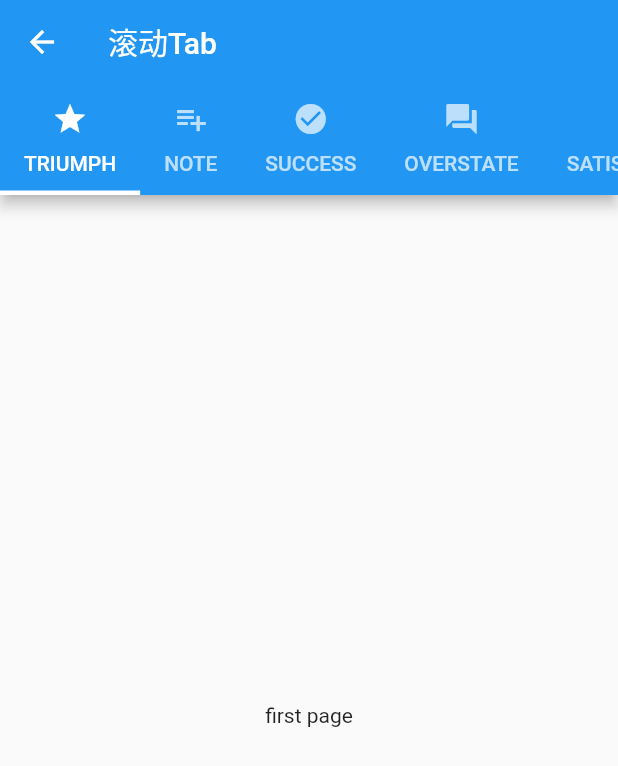
After one commit to Realank/flutter_prac, a Flutter app: the ScrollTabWidget screen opened directly, on a phone screen of 412 x 824 dp. The commit adds this screen. Shown: the top 766 px of the screen. Run offline on Flutter 3.47's test engine with Material 2 defaults, Android fonts, the phone set to English and light mode, and no system bars; our stand-ins replace cached_network_image.

Commit message:
add scroll tab page

```diff
--- a/lib/InputPage.dart
+++ b/lib/InputPage.dart
@@ -24,9 +24,11 @@ void _buttonAction(BuildContext context, String content) {
 }
 
 class InputPage extends StatelessWidget {
+  static final GlobalKey<ScaffoldState> _scaffoldKey = new GlobalKey<ScaffoldState>();
   @override
   Widget build(BuildContext context) {
     return new Scaffold(
+      key: _scaffoldKey,
       appBar: new AppBar(
         title: new Text('输入&按钮'),
       ),
@@ -59,7 +61,8 @@ class InputPage extends StatelessWidget {
         foregroundColor: Colors.white,
         backgroundColor: Theme.of(context).primaryColor,
         onPressed: () {
-          _buttonAction(context, 'Floating Action Button');
+//          _buttonAction(context, 'Floating Action Button');
+          _scaffoldKey.currentState.showSnackBar(const SnackBar(content: const Text("snack bar")));
         },
         tooltip: 'Increment',
         child: new Icon(Icons.add),
--- /dev/null
+++ b/lib/ScrollTabPage.dart
@@ -0,0 +1,99 @@
+import 'package:flutter/material.dart';
+
+class _Page {
+  const _Page({this.icon, this.text, this.content});
+  final IconData icon;
+  final String text;
+  final Widget content;
+}
+
+const List<_Page> _allPages = const <_Page>[
+  const _Page(icon: Icons.grade, text: 'TRIUMPH', content: Center(child: const Text('first page'))),
+  const _Page(icon: Icons.playlist_add, text: 'NOTE'),
+  const _Page(icon: Icons.check_circle, text: 'SUCCESS'),
+  const _Page(icon: Icons.question_answer, text: 'OVERSTATE'),
+  const _Page(icon: Icons.sentiment_very_satisfied, text: 'SATISFACTION'),
+  const _Page(icon: Icons.camera, text: 'APERTURE'),
+];
+
+class ScrollTabPage extends StatelessWidget {
+  @override
+  Widget build(BuildContext context) {
+    return new ScrollTabWidget();
+  }
+}
+
+class ScrollTabWidget extends StatefulWidget {
+  @override
+  State<StatefulWidget> createState() {
+    return new ScrollTabState();
+  }
+}
+
+class ScrollTabState extends State<ScrollTabWidget> with SingleTickerProviderStateMixin {
+  TabController _controller;
+  @override
+  void initState() {
+    super.initState();
+    _controller = new TabController(vsync: this, length: _allPages.length);
+  }
+
+  @override
+  void dispose() {
+    _controller.dispose();
+    super.dispose();
+  }
+
+  Decoration getIndicator2() {
+    return UnderlineTabIndicator(borderSide: BorderSide(width: 3.0, color: Colors.white));
+  }
+
+  Decoration getIndicator() {
+    return new ShapeDecoration(
+      shape: const RoundedRectangleBorder(
+            borderRadius: const BorderRadius.all(const Radius.circular(4.0)),
+            side: const BorderSide(
+              color: Colors.yellow,
+              width: 2.0,
+            ),
+          ) +
+          const RoundedRectangleBorder(
+            borderRadius: const BorderRadius.all(const Radius.circular(4.0)),
+            side: const BorderSide(
+              color: Colors.red,
+              width: 4.0,
+            ),
+          ),
+    );
+  }
+
+  @override
+  Widget build(BuildContext context) {
+    return new Scaffold(
+      appBar: new AppBar(
+        title: new Text('滚动Tab'),
+        bottom: new TabBar(
+          controller: _controller,
+          isScrollable: true,
+          indicator: getIndicator2(),
+          tabs: _allPages.map((_Page page) {
+            return new Tab(text: page.text, icon: new Icon(page.icon));
+          }).toList(),
+        ),
+      ),
+      body: new TabBarView(
+          controller: _controller,
+          children: _allPages.map((_Page page) {
+            return new SafeArea(
+//              top: true,
+//              bottom: true,
+              child: new Container(
+                key: new ObjectKey(page.icon),
+                padding: const EdgeInsets.all(12.0),
+                child: page.content != null ? page.content : new Text(page.text),
+              ),
+            );
+          }).toList()),
+    );
+  }
+}
--- a/lib/main.dart
+++ b/lib/main.dart
@@ -16,6 +16,7 @@ import 'NetworkPage.dart';
 import 'FlipNumberPage.dart';
 import 'TimerPage.dart';
 import 'AppleStylePage.dart';
+import 'ScrollTabPage.dart';
 
 void main() => runApp(new MyApp());
 
@@ -44,6 +45,7 @@ class _Features extends StatelessWidget {
     '第三方动画': Icons.flip,
     '定时器': Icons.extension,
     '苹果风格': Icons.phone_iphone,
+    '滚动TabBar': Icons.inbox,
   };
   @override
   Widget build(BuildContext context) {
@@ -112,6 +114,9 @@ class _Features extends StatelessWidget {
         break;
       case '苹果风格':
         jumpPage(new AppleStylePage(), context);
+        break;
+      case '滚动TabBar':
+        jumpPage(new ScrollTabPage(), context);
     }
   }
 
```
